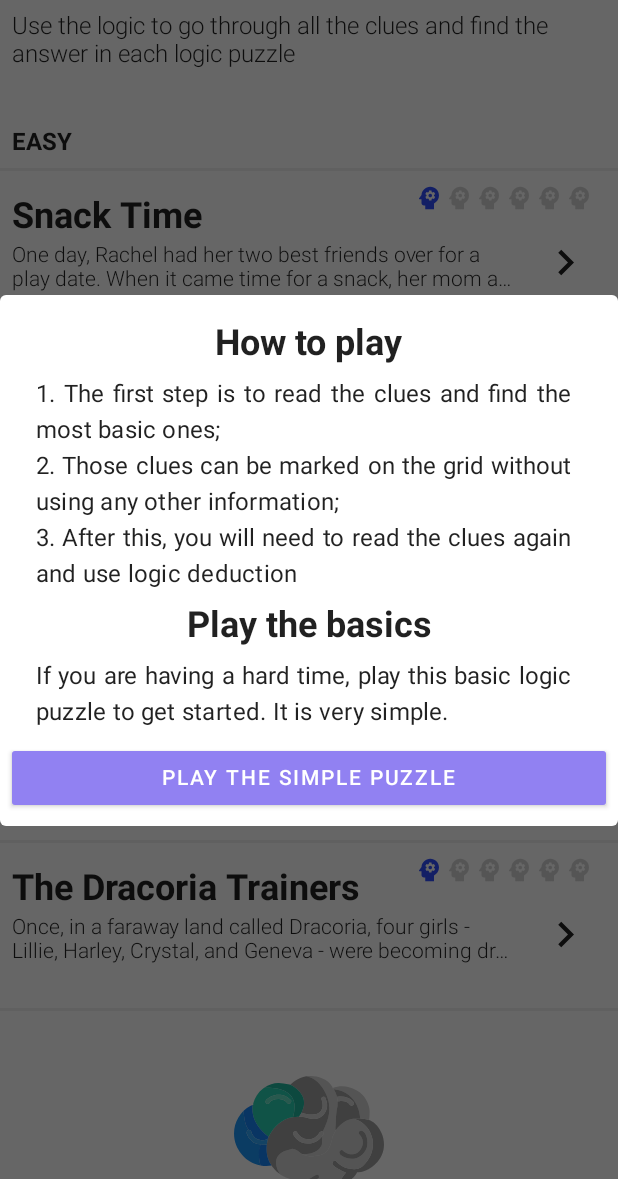
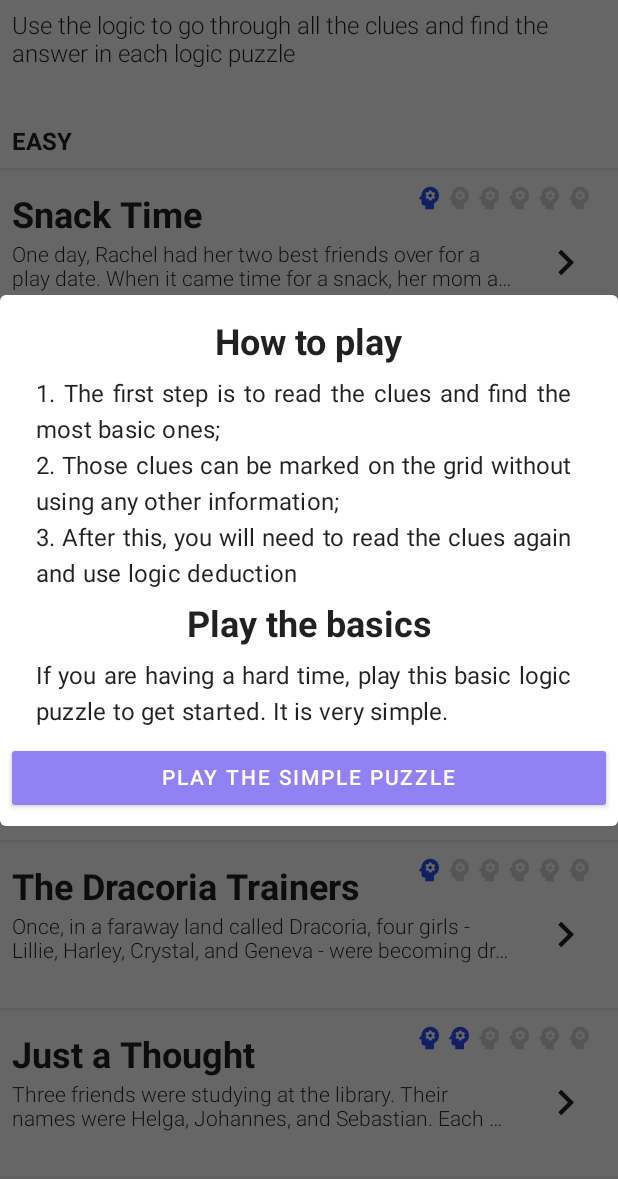
Before and after one commit to YaroslavGorbach-code/logickPuzzle, an Android app built with Jetpack Compose: the screen it shows after launch (MainActivity), on a phone screen of 412 x 824 dp, the part 57-1236 px from its top. Run offline under Robolectric (Android 15) with nearby library versions, the phone set to English and light mode, and no system bars; our stand-ins replace AdMob, Dagger/Hilt's generated code, accompanist; 2 statements that could not run were skipped.

Commit message:
Add one more puzzle

```diff
--- a/app/src/main/java/yaroslavgorbach/logic_quizz/data/common/model/PuzzleName.kt
+++ b/app/src/main/java/yaroslavgorbach/logic_quizz/data/common/model/PuzzleName.kt
@@ -10,6 +10,7 @@ enum class PuzzleName(val resId: Int) {
     MULTICOLOUR_DOORS(R.string.multicolour_doors_name),
     WHO_ATE_WHICH_FRUIT(R.string.who_ate_which_fruit_name),
     DRACONIA_TRAINERS(R.string.draconia_trainers_name),
+    JUST_A_THOUGHT(R.string.just_a_thought_name),
 
     //middle
     MORE_PAINTERS(R.string.more_painters_name),
--- a/app/src/main/java/yaroslavgorbach/logic_quizz/data/puzzle/factory/PuzzleCluesProvider.kt
+++ b/app/src/main/java/yaroslavgorbach/logic_quizz/data/puzzle/factory/PuzzleCluesProvider.kt
@@ -35,6 +35,9 @@ class PuzzleCluesProvider(private val context: Context) {
             PuzzleName.DRACONIA_TRAINERS -> {
                 context.resources.getStringArray(R.array.draconia_trainers_clues).toList()
             }
+            PuzzleName.JUST_A_THOUGHT -> {
+                context.resources.getStringArray(R.array.just_a_thought_clues).toList()
+            }
         }
     }
 }
--- a/app/src/main/java/yaroslavgorbach/logic_quizz/data/puzzle/factory/PuzzleHintsProvider.kt
+++ b/app/src/main/java/yaroslavgorbach/logic_quizz/data/puzzle/factory/PuzzleHintsProvider.kt
@@ -29,6 +29,7 @@ class PuzzleHintsProvider(private val context: Context) {
             PuzzleName.TRAINING_PUZZLE,
             PuzzleName.MULTICOLOUR_DOORS,
             PuzzleName.WHO_ATE_WHICH_FRUIT,
+            PuzzleName.JUST_A_THOUGHT,
             PuzzleName.KITTENS_AND_KIDS -> emptyList()
         }
     }
--- a/app/src/main/java/yaroslavgorbach/logic_quizz/data/puzzle/factory/PuzzleStoryProvider.kt
+++ b/app/src/main/java/yaroslavgorbach/logic_quizz/data/puzzle/factory/PuzzleStoryProvider.kt
@@ -35,6 +35,9 @@ class PuzzleStoryProvider(private val context: Context) {
             PuzzleName.DRACONIA_TRAINERS -> {
                 context.resources.getString(R.string.draconia_trainers_story)
             }
+            PuzzleName.JUST_A_THOUGHT -> {
+                context.resources.getString(R.string.just_a_thought_story)
+            }
         }
     }
 }
--- a/app/src/main/java/yaroslavgorbach/logic_quizz/data/puzzle/factory/TableCellSizeProvider.kt
+++ b/app/src/main/java/yaroslavgorbach/logic_quizz/data/puzzle/factory/TableCellSizeProvider.kt
@@ -15,6 +15,7 @@ class TableCellSizeProvider() {
             PuzzleName.MULTICOLOUR_DOORS -> 40
             PuzzleName.WHO_ATE_WHICH_FRUIT -> 30
             PuzzleName.DRACONIA_TRAINERS -> 30
+            PuzzleName.JUST_A_THOUGHT -> 40
         }
     }
 }
--- a/app/src/main/java/yaroslavgorbach/logic_quizz/data/puzzles/mapper/PuzzleNameToDifficultyMapper.kt
+++ b/app/src/main/java/yaroslavgorbach/logic_quizz/data/puzzles/mapper/PuzzleNameToDifficultyMapper.kt
@@ -16,6 +16,7 @@ class PuzzleNameToDifficultyMapper() {
             PuzzleName.JAZZ_BANDS_SOLOS -> DifficultLevel.FIVE
             PuzzleName.TRAINING_PUZZLE -> DifficultLevel.ONE
             PuzzleName.DRACONIA_TRAINERS ->  DifficultLevel.ONE
+            PuzzleName.JUST_A_THOUGHT -> DifficultLevel.TWO
         }
     }
 }
--- a/app/src/main/res/values/puzzle_clues.xml
+++ b/app/src/main/res/values/puzzle_clues.xml
@@ -19,6 +19,19 @@
         <item>4. People with O in their name did not eat the orange.</item>
         <item>5. Bob ate his fruit on Tuesday.</item>
         <item>6. Jenny loved eating her orange.</item>
+    </string-array>
+
+<!--    Student Subject Number-->
+<!--    Helga Journalism 2-->
+<!--    Johannes Science 9-->
+<!--    Sebastian History 5-->
+    <string-array name="just_a_thought_clues">
+    <item>1. The students were not studying subjects that
+        started with the same letter as their names.</item>
+    <item>2.The one who checked out the books on Journalism, checked out an even number of books.</item>
+    <item>3. The number of books about history was not a square number.</item>
+    <item>4.When he\'s not writing papers on the fall of Rome,
+        Sebastian likes to read about ancient civilizations.</item>
     </string-array>
 
 
--- a/app/src/main/res/values/puzzle_items.xml
+++ b/app/src/main/res/values/puzzle_items.xml
@@ -22,6 +22,33 @@
         <item>Banana</item>
         <item>Grape</item>
     </string-array>
+
+<!--    Student Subject Number-->
+<!--    Helga Journalism 2-->
+<!--    Johannes Science 9-->
+<!--    Sebastian History 5-->
+
+    <string name="just_a_thought_items_1_name">Names</string>
+    <string-array name="just_a_thought_items_1_names">
+        <item>Helga</item>
+        <item>Johannes</item>
+        <item>Sebastian</item>
+    </string-array>
+
+    <string name="just_a_thought_items_2_name">Subject</string>
+    <string-array name="just_a_thought_items_2_subject">
+        <item>History</item>
+        <item>Journalism</item>
+        <item>Science</item>
+    </string-array>
+
+    <string name="just_a_thought_items_3_name">Number</string>
+    <string-array name="just_a_thought_items_3_numbers">
+        <item>2</item>
+        <item>5</item>
+        <item>9</item>
+    </string-array>
+
 
     <!--    Answer-->
     <!--    Jenny - Orange - Saturday-->
--- a/app/src/main/res/values/puzzle_names.xml
+++ b/app/src/main/res/values/puzzle_names.xml
@@ -9,4 +9,5 @@
     <string name="multicolour_doors_name">Multicolour Doors</string>
     <string name="who_ate_which_fruit_name">Who Ate Which Fruit?</string>
     <string name="draconia_trainers_name">The Dracoria Trainers</string>
+    <string name="just_a_thought_name">Just a Thought</string>
 </resources>
--- a/app/src/main/res/values/puzzle_storys.xml
+++ b/app/src/main/res/values/puzzle_storys.xml
@@ -6,6 +6,15 @@
         They each had a piece of fruit - Orange, Apple, Grapes and Banana.
         On a certain day - Monday, Friday, Saturday, Tuesday.
         Can you work out who has which fruit on which day?</string>
+
+    <string name="just_a_thought_story">Three friends were studying at the library.
+        Their names were Helga, Johannes, and Sebastian.
+        Each person was studying a different subject (History, Journalism, and Science)
+        and checked out a different number of books (2, 5, and 9.)
+        The computer at the library was down for repairs that day.
+        The Librarian wrote down the titles of the books and the names of the students.
+        The next day when the computer was back on-line she had forgotten who checked
+        out how many books and on which topic. Can you help her get this sorted out?</string>
 
     <string name="draconia_trainers_story">Once, in a faraway land called Dracoria,
         four girls - Lillie, Harley, Crystal, and Geneva - were becoming dragon trainers.
```
Also changed, not shown: app/src/main/java/yaroslavgorbach/logic_quizz/data/puzzle/factory/CorrectPairsProvider.kt (+20 -0 lines), app/src/main/java/yaroslavgorbach/logic_quizz/data/puzzle/factory/PuzzleTitlesFactory.kt (+32 -0 lines).
